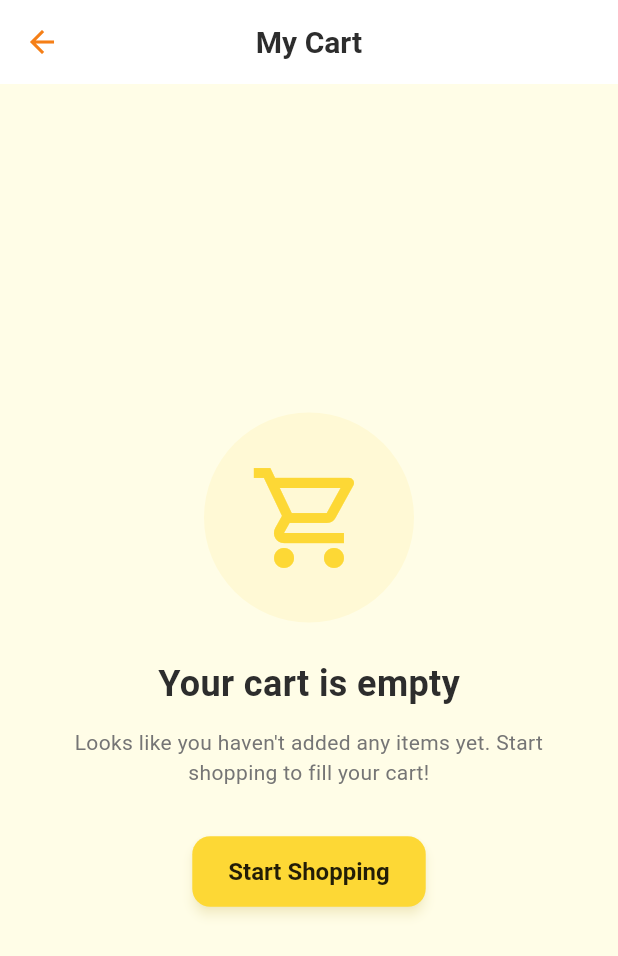
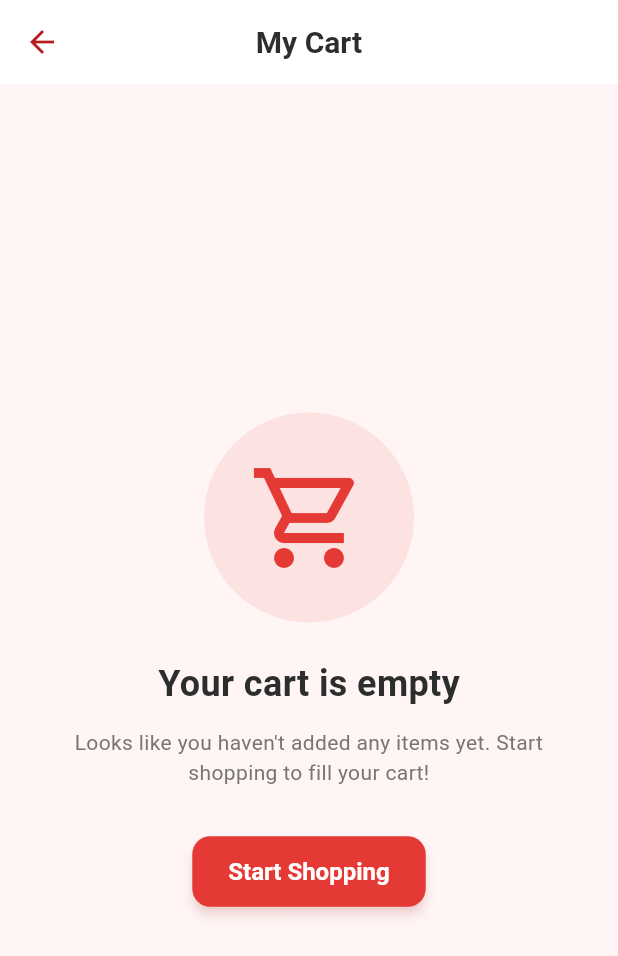
Before and after one commit to rohitsharma342/fnp, a Flutter app: the CartScreen screen opened by its route, on a phone screen of 412 x 824 dp. Shown: the top 956 px of the screen. Run offline on Flutter 3.47's test engine with Material 3 defaults, Android fonts, the phone set to English and light mode, and no system bars; our stand-ins replace cached_network_image, smooth_page_indicator; network calls fail.

Commit message:
Updated project for fnp

```diff
--- a/lib/config/theme.dart
+++ b/lib/config/theme.dart
@@ -1,19 +1,19 @@
 import 'package:flutter/material.dart';
 
 class AppTheme {
-  static const Color primaryColor = Color(0xFFFDD835);
-  static const Color secondaryColor = Color(0xFFFFEB3B);
-  static const Color accentColor = Color(0xFFFFF176);
-  static const Color backgroundColor = Color(0xFFFFFDE7);
+  static const Color primaryColor = Color(0xFFE53935);
+  static const Color secondaryColor = Color(0xFFEF5350);
+  static const Color accentColor = Color(0xFFFFCDD2);
+  static const Color backgroundColor = Color(0xFFFFF5F5);
   static const Color surfaceColor = Colors.white;
   static const Color textPrimary = Color(0xFF2D2D2D);
   static const Color textSecondary = Color(0xFF757575);
   static const Color successColor = Color(0xFF4CAF50);
-  static const Color errorColor = Color(0xFFE53935);
+  static const Color errorColor = Color(0xFFD32F2F);
   static const Color warningColor = Color(0xFFFF9800);
-  static const Color darkYellow = Color(0xFFF57F17);
-  static const Color lightYellow = Color(0xFFFFFDE7);
-  static const Color mediumYellow = Color(0xFFFFEE58);
+  static const Color darkRed = Color(0xFFB71C1C);
+  static const Color lightRed = Color(0xFFFFF5F5);
+  static const Color mediumRed = Color(0xFFEF5350);
 
   static ThemeData lightTheme = ThemeData(
     useMaterial3: true,
@@ -23,12 +23,12 @@ class AppTheme {
       surface: surfaceColor,
       background: backgroundColor,
       error: errorColor,
-      onPrimary: Colors.black87,
-      onSecondary: Colors.black87,
+      onPrimary: Colors.white,
+      onSecondary: Colors.white,
       onSurface: textPrimary,
       onBackground: textPrimary,
       tertiary: accentColor,
-      outline: darkYellow,
+      outline: darkRed,
     ),
     scaffoldBackgroundColor: backgroundColor,
     fontFamily: 'Roboto',
@@ -44,13 +44,13 @@ class AppTheme {
         fontWeight: FontWeight.w600,
       ),
       iconTheme: const IconThemeData(
-        color: darkYellow,
+        color: darkRed,
       ),
     ),
     elevatedButtonTheme: ElevatedButtonThemeData(
       style: ElevatedButton.styleFrom(
         backgroundColor: primaryColor,
-        foregroundColor: Colors.black87,
+        foregroundColor: Colors.white,
         elevation: 3,
         shadowColor: primaryColor.withOpacity(0.3),
         padding: const EdgeInsets.symmetric(horizontal: 24, vertical: 14),
@@ -65,8 +65,8 @@ class AppTheme {
     ),
     outlinedButtonTheme: OutlinedButtonThemeData(
       style: OutlinedButton.styleFrom(
-        foregroundColor: darkYellow,
-        side: const BorderSide(color: darkYellow, width: 1.5),
+        foregroundColor: darkRed,
+        side: const BorderSide(color: darkRed, width: 1.5),
         padding: const EdgeInsets.symmetric(horizontal: 24, vertical: 14),
         shape: RoundedRectangleBorder(
           borderRadius: BorderRadius.circular(12),
@@ -75,7 +75,7 @@ class AppTheme {
     ),
     textButtonTheme: TextButtonThemeData(
       style: TextButton.styleFrom(
-        foregroundColor: darkYellow,
+        foregroundColor: darkRed,
         padding: const EdgeInsets.symmetric(horizontal: 16, vertical: 8),
       ),
     ),
@@ -93,7 +93,7 @@ class AppTheme {
       ),
       focusedBorder: OutlineInputBorder(
         borderRadius: BorderRadius.circular(12),
-        borderSide: const BorderSide(color: darkYellow, width: 2),
+        borderSide: const BorderSide(color: darkRed, width: 2),
       ),
       errorBorder: OutlineInputBorder(
         borderRadius: BorderRadius.circular(12),
@@ -111,7 +111,7 @@ class AppTheme {
     ),
     bottomNavigationBarTheme: BottomNavigationBarThemeData(
       backgroundColor: surfaceColor,
-      selectedItemColor: darkYellow,
+      selectedItemColor: darkRed,
       unselectedItemColor: textSecondary,
       type: BottomNavigationBarType.fixed,
       elevation: 8,
@@ -120,19 +120,19 @@ class AppTheme {
       ),
     ),
     chipTheme: ChipThemeData(
-      backgroundColor: lightYellow,
+      backgroundColor: lightRed,
       selectedColor: primaryColor.withOpacity(0.3),
       labelStyle: const TextStyle(color: textPrimary),
-      secondaryLabelStyle: const TextStyle(color: darkYellow),
+      secondaryLabelStyle: const TextStyle(color: darkRed),
       padding: const EdgeInsets.symmetric(horizontal: 12, vertical: 8),
       shape: RoundedRectangleBorder(
         borderRadius: BorderRadius.circular(20),
       ),
-      side: BorderSide(color: mediumYellow.withOpacity(0.5)),
+      side: BorderSide(color: mediumRed.withOpacity(0.5)),
     ),
     floatingActionButtonTheme: FloatingActionButtonThemeData(
       backgroundColor: primaryColor,
-      foregroundColor: Colors.black87,
+      foregroundColor: Colors.white,
       elevation: 4,
       shape: RoundedRectangleBorder(
         borderRadius: BorderRadius.circular(16),
@@ -159,7 +159,7 @@ class AppTheme {
         }
         return Colors.transparent;
       }),
-      checkColor: MaterialStateProperty.all(Colors.black87),
+      checkColor: MaterialStateProperty.all(Colors.white),
     ),
     radioTheme: RadioThemeData(
       fillColor: MaterialStateProperty.resolveWith((states) {
@@ -172,7 +172,7 @@ class AppTheme {
     sliderTheme: SliderThemeData(
       activeTrackColor: primaryColor,
       inactiveTrackColor: primaryColor.withOpacity(0.3),
-      thumbColor: darkYellow,
+      thumbColor: darkRed,
       overlayColor: primaryColor.withOpacity(0.2),
     ),
     progressIndicatorTheme: ProgressIndicatorThemeData(
@@ -181,7 +181,7 @@ class AppTheme {
       circularTrackColor: primaryColor.withOpacity(0.3),
     ),
     snackBarTheme: SnackBarThemeData(
-      backgroundColor: darkYellow,
+      backgroundColor: darkRed,
       contentTextStyle: const TextStyle(
         color: Colors.white,
         fontWeight: FontWeight.w500,
```
